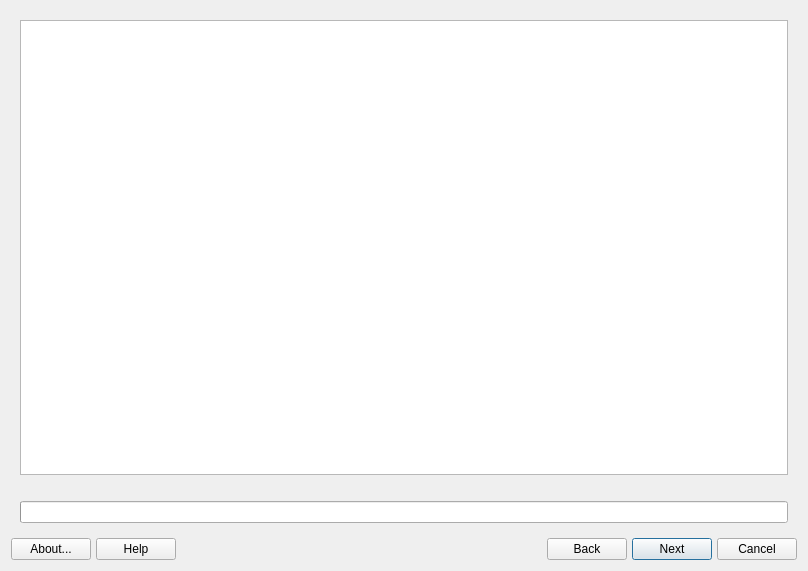
The window that mainwindow.ui (AdrianTM/mx-snapshot) describes before a commit, drawn with Qt 5.
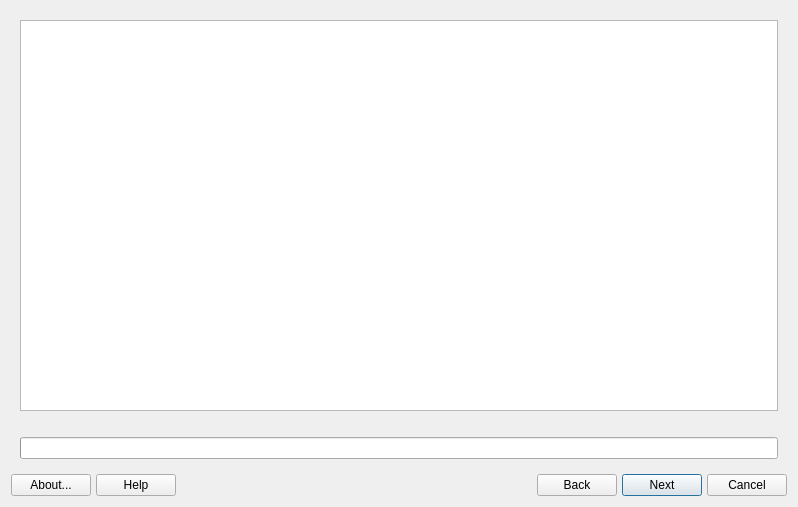
The same window after the commit. The open tabs and pages were chosen to show the change. Icons and pictures are not drawn.

```diff
--- a/mainwindow.ui
+++ b/mainwindow.ui
@@ -6,8 +6,8 @@
    <rect>
     <x>0</x>
     <y>0</y>
-    <width>808</width>
-    <height>571</height>
+    <width>798</width>
+    <height>507</height>
    </rect>
   </property>
   <property name="windowTitle">
@@ -537,8 +537,8 @@
           <string notr="true">&lt;!DOCTYPE HTML PUBLIC &quot;-//W3C//DTD HTML 4.0//EN&quot; &quot;http://www.w3.org/TR/REC-html40/strict.dtd&quot;&gt;
 &lt;html&gt;&lt;head&gt;&lt;meta name=&quot;qrichtext&quot; content=&quot;1&quot; /&gt;&lt;style type=&quot;text/css&quot;&gt;
 p, li { white-space: pre-wrap; }
-&lt;/style&gt;&lt;/head&gt;&lt;body style=&quot; font-family:'Noto Sans'; font-size:10.5pt; font-weight:400; font-style:normal;&quot;&gt;
-&lt;p style=&quot;-qt-paragraph-type:empty; margin-top:0px; margin-bottom:0px; margin-left:0px; margin-right:0px; -qt-block-indent:0; text-indent:0px;&quot;&gt;&lt;br /&gt;&lt;/p&gt;&lt;/body&gt;&lt;/html&gt;</string>
+&lt;/style&gt;&lt;/head&gt;&lt;body style=&quot; font-family:'Sans Serif'; font-size:9pt; font-weight:400; font-style:normal;&quot;&gt;
+&lt;p style=&quot;-qt-paragraph-type:empty; margin-top:0px; margin-bottom:0px; margin-left:0px; margin-right:0px; -qt-block-indent:0; text-indent:0px; font-family:'Noto Sans'; font-size:10.5pt;&quot;&gt;&lt;br /&gt;&lt;/p&gt;&lt;/body&gt;&lt;/html&gt;</string>
          </property>
          <property name="overwriteMode">
           <bool>true</bool>
```
Left out of the diff: 2 changed lines with no effect on the pictures.
